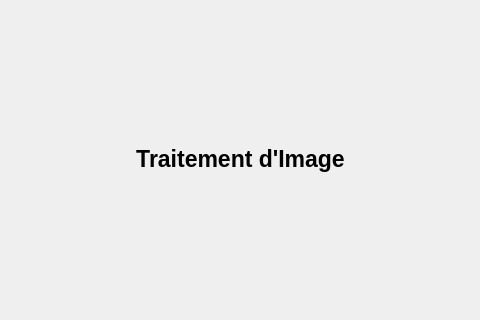
Rodelph/Image-Processing-Utility, file SelectionWindow/src/SelectionWindow/mainwindow.ui: the form before one commit; both pictures show x 160 to 640 and y 177 to 497 of the 804 by 710 pixel window.
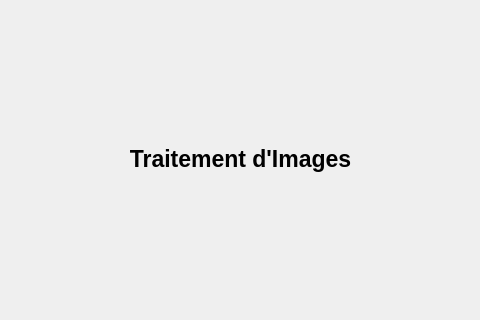
The form after the commit.

Patch:
```diff
--- a/SelectionWindow/src/SelectionWindow/mainwindow.ui
+++ b/SelectionWindow/src/SelectionWindow/mainwindow.ui
@@ -66,7 +66,7 @@
         <bool>false</bool>
        </property>
        <property name="text">
-        <string>Traitement d'Image</string>
+        <string>Traitement d'Images</string>
        </property>
        <property name="alignment">
         <set>Qt::AlignCenter</set>
```
